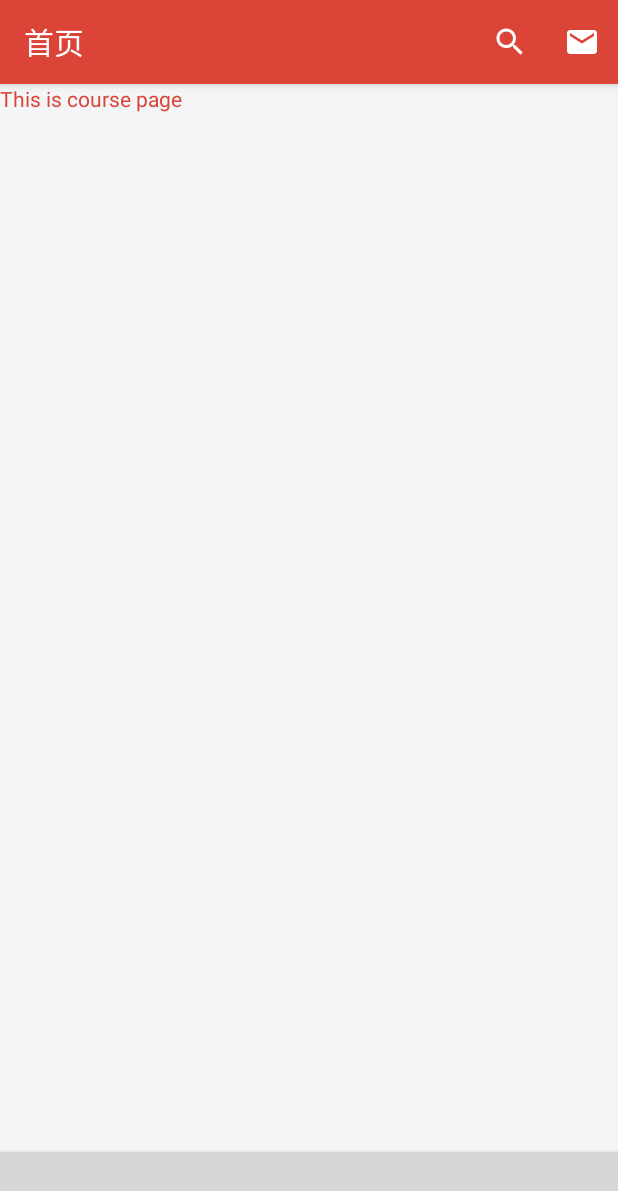
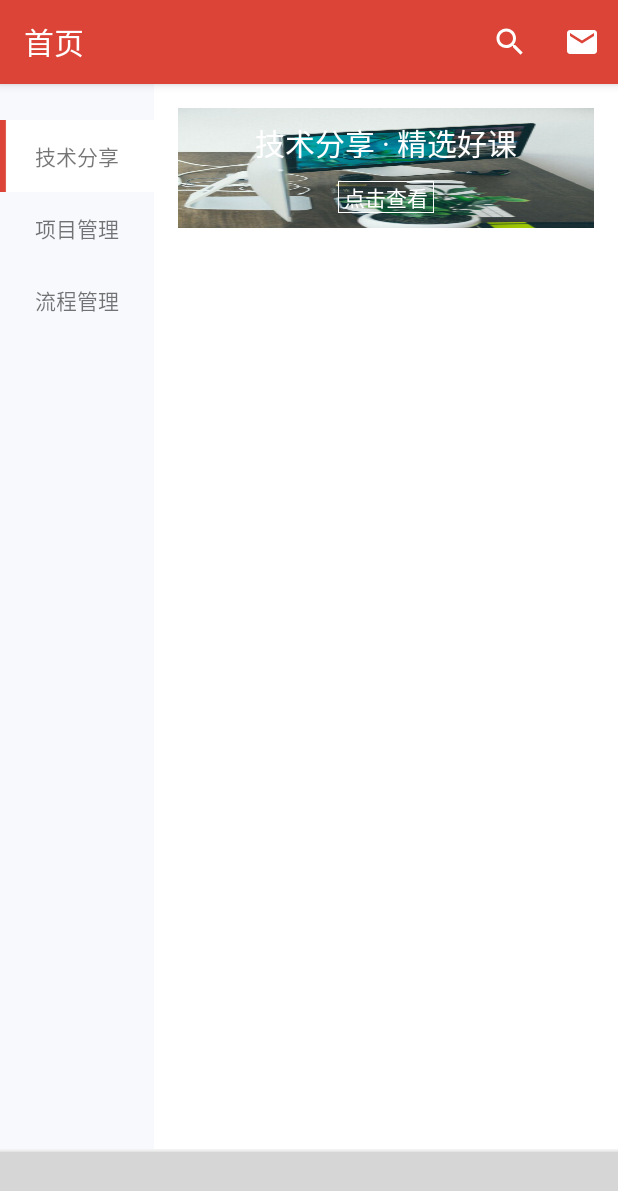
Before and after one commit to FoxNickel/EnterpriseLearning, an Android app: the fragment CoursesFragment placed in its activity, on a phone screen of 412 x 824 dp. Shown: the top 1191 px of the screen. Run offline under Robolectric (Android 15) with nearby library versions, the phone set to English and light mode, and no system bars; libraries missing offline, so code that uses them is left out: cn.bingoogolapple.bgabanner, com.ashokvarma.bottomnavigation; plain views replace BottomNavigationBar; 8 statements that could not run were skipped; grey boxes are pictures that could not be loaded.

Commit message:
课程选择界面实现了一部分，二级和三级分类还未实现

```diff
--- a/app/src/main/java/cn/foxnickel/enterpriselearning/fragment/CoursesFragment.java
+++ b/app/src/main/java/cn/foxnickel/enterpriselearning/fragment/CoursesFragment.java
@@ -3,16 +3,29 @@ package cn.foxnickel.enterpriselearning.fragment;
 
 import android.os.Bundle;
 import android.support.v4.app.Fragment;
+import android.support.v4.app.FragmentTransaction;
+import android.support.v7.widget.LinearLayoutManager;
+import android.support.v7.widget.RecyclerView;
 import android.view.LayoutInflater;
 import android.view.View;
 import android.view.ViewGroup;
+import android.widget.TextView;
+
+import java.util.ArrayList;
+import java.util.List;
 
 import cn.foxnickel.enterpriselearning.R;
+import cn.foxnickel.enterpriselearning.fragment.subfragment.CourseContentFragment;
 
 /**
  * A simple {@link Fragment} subclass.
  */
 public class CoursesFragment extends Fragment {
+
+    private View mRootView;
+    private RecyclerView mRecyclerView;
+    private LinearLayoutManager mLinearLayoutManager;
+    List<String> mFirstClassificationNameList;
 
     public CoursesFragment() {
         // Required empty public constructor
@@ -25,8 +38,77 @@ public class CoursesFragment extends Fragment {
     @Override
     public View onCreateView(LayoutInflater inflater, ViewGroup container,
                              Bundle savedInstanceState) {
-        // Inflate the layout for this fragment
-        return inflater.inflate(R.layout.fragment_courses, container, false);
+        mRootView = inflater.inflate(R.layout.fragment_courses, container, false);
+        initView();
+        mFirstClassificationNameList = new ArrayList<>();
+        mFirstClassificationNameList.add("技术分享");
+        mFirstClassificationNameList.add("项目管理");
+        mFirstClassificationNameList.add("流程管理");
+
+        initFragment(0);
+        return mRootView;
+    }
+
+    private void initView() {
+        mRecyclerView = (RecyclerView) mRootView.findViewById(R.id.recycler_view_first_classification);
+        mLinearLayoutManager = new LinearLayoutManager(getContext());
+        FirstClassificationAdapter firstClassificationAdapter = new FirstClassificationAdapter();
+        mRecyclerView.setLayoutManager(mLinearLayoutManager);
+        mRecyclerView.setAdapter(firstClassificationAdapter);
+    }
+
+    private void initFragment(int position) {
+        Bundle args = new Bundle();
+        args.putString("firstClassificationName", mFirstClassificationNameList.get(position));
+        FragmentTransaction transaction = getChildFragmentManager().beginTransaction();
+        transaction.replace(R.id.chapter_content, CourseContentFragment.newInstance(args));
+        transaction.commit();
+    }
+
+    class FirstClassificationAdapter extends RecyclerView.Adapter<FirstClassificationAdapter.ViewHolder> {
+
+        private int selectedPos = 0;
+
+        @Override
+        public ViewHolder onCreateViewHolder(ViewGroup parent, int viewType) {
+            View view = LayoutInflater.from(getContext()).inflate(R.layout.recycler_item_first_classification, parent, false);
+            return new ViewHolder(view);
+        }
+
+        @Override
+        public void onBindViewHolder(ViewHolder holder, int position) {
+            holder.itemView.setSelected(selectedPos == position);
+            holder.mTextView.setText(mFirstClassificationNameList.get(position));
+            final int pos = holder.getAdapterPosition();
+            holder.itemView.setOnClickListener(new View.OnClickListener() {
+                @Override
+                public void onClick(View v) {
+                    notifyItemChanged(selectedPos);
+                    selectedPos = pos;
+                    notifyItemChanged(selectedPos);
+                    Bundle args = new Bundle();
+                    args.putString("firstClassificationName", mFirstClassificationNameList.get(pos));
+                    FragmentTransaction transaction = getChildFragmentManager().beginTransaction();
+                    transaction.replace(R.id.chapter_content, CourseContentFragment.newInstance(args));
+                    transaction.commit();
+                }
+            });
+        }
+
+        @Override
+        public int getItemCount() {
+            return mFirstClassificationNameList.size();
+        }
+
+        class ViewHolder extends RecyclerView.ViewHolder {
+
+            TextView mTextView;
+
+            public ViewHolder(View itemView) {
+                super(itemView);
+                mTextView = (TextView) itemView.findViewById(R.id.tv_first_classification);
+            }
+        }
     }
 
 }
--- a/app/src/main/java/cn/foxnickel/enterpriselearning/fragment/MainPageFragment.java
+++ b/app/src/main/java/cn/foxnickel/enterpriselearning/fragment/MainPageFragment.java
@@ -52,7 +52,7 @@ public class MainPageFragment extends Fragment {
 
     private void initBanner() {
         mBGABanner = (BGABanner) mRootView.findViewById(R.id.banner);
-        mBGABanner.setData(R.drawable.login_bg, R.drawable.login_bg2, R.drawable.login_bg3, R.drawable.login_bg4);
+        mBGABanner.setData(R.drawable.login_bg2, R.drawable.login_bg2, R.drawable.login_bg3, R.drawable.login_bg4);
     }
 
     private void initView() {
@@ -68,7 +68,7 @@ public class MainPageFragment extends Fragment {
         mRecyclerView.setLayoutManager(mGridLayoutManager);
         mRecyclerView.setAdapter(mCourseRecommendAdapter);
 
-        /**
+        /*
          * 解决ScrollView里面布局很长的时候会自动滑动到底部的问题
          */
         mIvTask.setFocusable(true);
--- /dev/null
+++ b/app/src/main/java/cn/foxnickel/enterpriselearning/fragment/subfragment/CourseContentFragment.java
@@ -0,0 +1,44 @@
+package cn.foxnickel.enterpriselearning.fragment.subfragment;
+
+
+import android.os.Bundle;
+import android.support.v4.app.Fragment;
+import android.view.LayoutInflater;
+import android.view.View;
+import android.view.ViewGroup;
+import android.widget.TextView;
+
+import cn.foxnickel.enterpriselearning.R;
+
+/**
+ * A simple {@link Fragment} subclass.
+ */
+public class CourseContentFragment extends Fragment {
+
+    private String firstClassification;
+    private View mRootView;
+
+    public CourseContentFragment() {
+        // Required empty public constructor
+    }
+
+    public static CourseContentFragment newInstance(Bundle args) {
+
+        CourseContentFragment fragment = new CourseContentFragment();
+        fragment.setArguments(args);
+        return fragment;
+
+    }
+
+    @Override
+    public View onCreateView(LayoutInflater inflater, ViewGroup container,
+                             Bundle savedInstanceState) {
+        mRootView = inflater.inflate(R.layout.fragment_course_content, container, false);
+        Bundle args = getArguments();
+        TextView textView = (TextView) mRootView.findViewById(R.id.tv_first_classification_name);
+        textView.setText(args.getString("firstClassificationName") + " · 精选好课");
+
+        return mRootView;
+    }
+
+}
--- /dev/null
+++ b/app/src/main/res/drawable/bg_first_classification_recycler_item.xml
@@ -0,0 +1,7 @@
+<?xml version="1.0" encoding="utf-8"?>
+<selector xmlns:android="http://schemas.android.com/apk/res/android">
+
+    <item android:drawable="@drawable/bg_first_selected" android:state_selected="true"/>
+    <item android:drawable="@color/gray_first_class_bg"/>
+
+</selector>
--- /dev/null
+++ b/app/src/main/res/drawable/border_white.xml
@@ -0,0 +1,10 @@
+<?xml version="1.0" encoding="utf-8"?>
+<shape
+    xmlns:android="http://schemas.android.com/apk/res/android"
+    android:shape="rectangle">
+
+    <stroke
+        android:color="@android:color/white"
+        android:width="0.5dp"/>
+
+</shape>
--- /dev/null
+++ b/app/src/main/res/layout/fragment_course_content.xml
@@ -0,0 +1,65 @@
+<ScrollView
+    xmlns:android="http://schemas.android.com/apk/res/android"
+    xmlns:app="http://schemas.android.com/apk/res-auto"
+    xmlns:tools="http://schemas.android.com/tools"
+    android:layout_width="match_parent"
+    android:layout_height="match_parent"
+    tools:context="cn.foxnickel.enterpriselearning.fragment.subfragment.CourseContentFragment">
+
+    <LinearLayout
+        android:layout_width="match_parent"
+        android:layout_height="wrap_content"
+        android:orientation="vertical">
+
+        <android.support.constraint.ConstraintLayout
+            android:id="@+id/courses_rank"
+            android:layout_width="match_parent"
+            android:layout_height="80dp"
+            android:layout_margin="16dp"
+            android:background="@drawable/login_bg2">
+
+            <TextView
+                android:id="@+id/tv_first_classification_name"
+                android:layout_width="wrap_content"
+                android:layout_height="wrap_content"
+                android:layout_marginLeft="8dp"
+                android:layout_marginRight="8dp"
+                android:layout_marginTop="8dp"
+                android:textColor="@android:color/white"
+                android:textSize="20sp"
+                app:layout_constraintLeft_toLeftOf="parent"
+                app:layout_constraintRight_toRightOf="parent"
+                app:layout_constraintTop_toTopOf="parent"/>
+
+            <TextView
+                android:id="@+id/tv_watch"
+                android:layout_width="wrap_content"
+                android:layout_height="wrap_content"
+                android:layout_marginBottom="8dp"
+                android:layout_marginLeft="8dp"
+                android:layout_marginRight="8dp"
+                android:layout_marginTop="8dp"
+                android:background="@drawable/border_white"
+                android:paddingLeft="4dp"
+                android:paddingRight="4dp"
+                android:text="@string/click_to_watch"
+                android:textColor="@android:color/white"
+                app:layout_constraintBottom_toBottomOf="parent"
+                app:layout_constraintLeft_toLeftOf="parent"
+                app:layout_constraintRight_toRightOf="parent"
+                app:layout_constraintTop_toBottomOf="@+id/tv_first_classification_name"/>
+
+        </android.support.constraint.ConstraintLayout>
+
+        <!--<android.support.v7.widget.RecyclerView
+            android:id="@+id/recycler_view_course_content"
+            android:layout_width="match_parent"
+            android:layout_height="wrap_content"
+            android:layout_marginLeft="16dp"
+            android:layout_marginRight="16dp">
+
+        </android.support.v7.widget.RecyclerView>-->
+
+    </LinearLayout>
+
+</ScrollView>
--- a/app/src/main/res/layout/fragment_courses.xml
+++ b/app/src/main/res/layout/fragment_courses.xml
@@ -1,14 +1,36 @@
-<FrameLayout xmlns:android="http://schemas.android.com/apk/res/android"
-             xmlns:tools="http://schemas.android.com/tools"
-             android:layout_width="match_parent"
-             android:layout_height="match_parent"
-             tools:context="cn.foxnickel.enterpriselearning.fragment.CoursesFragment">
+<LinearLayout
+    xmlns:android="http://schemas.android.com/apk/res/android"
+    xmlns:tools="http://schemas.android.com/tools"
+    android:layout_width="match_parent"
+    android:layout_height="match_parent"
+    tools:context="cn.foxnickel.enterpriselearning.fragment.CoursesFragment"
+    android:orientation="horizontal"
+    android:baselineAligned="false">
 
-    <!-- TODO: Update blank fragment layout -->
-    <TextView
-        android:layout_width="match_parent"
+    <LinearLayout
+        android:layout_width="0dp"
         android:layout_height="match_parent"
-        android:text="This is course page"
-        android:textColor="@color/colorPrimary"/>
+        android:layout_weight="1"
+        android:orientation="vertical"
+        android:background="@color/gray_first_class_bg">
 
-</FrameLayout>
+        <android.support.v7.widget.RecyclerView
+            android:layout_marginTop="24dp"
+            android:id="@+id/recycler_view_first_classification"
+            android:layout_width="match_parent"
+            android:layout_height="match_parent">
+
+        </android.support.v7.widget.RecyclerView>
+
+    </LinearLayout>
+
+    <FrameLayout
+        android:id="@+id/chapter_content"
+        android:layout_width="0dp"
+        android:layout_height="match_parent"
+        android:layout_weight="3"
+        android:background="@android:color/white">
+
+    </FrameLayout>
+
+</LinearLayout>
--- a/app/src/main/res/layout/recycler_item_course_recommend.xml
+++ b/app/src/main/res/layout/recycler_item_course_recommend.xml
@@ -57,7 +57,7 @@
         <LinearLayout
             android:id="@+id/linear_layout"
             android:layout_width="0dp"
-            android:layout_height="40dp"
+            android:layout_height="36dp"
             android:layout_marginLeft="0dp"
             android:layout_marginRight="0dp"
             android:layout_marginTop="0dp"
--- /dev/null
+++ b/app/src/main/res/layout/recycler_item_first_classification.xml
@@ -0,0 +1,15 @@
+<?xml version="1.0" encoding="utf-8"?>
+<LinearLayout
+    xmlns:android="http://schemas.android.com/apk/res/android"
+    android:layout_width="match_parent"
+    android:layout_height="48dp"
+    android:background="@drawable/bg_first_classification_recycler_item"
+    android:orientation="horizontal">
+
+    <TextView
+        android:id="@+id/tv_first_classification"
+        android:layout_width="0dp"
+        android:layout_height="match_parent"
+        android:layout_weight="40"
+        android:gravity="center"/>
+</LinearLayout>
--- a/app/src/main/res/values/colors.xml
+++ b/app/src/main/res/values/colors.xml
@@ -8,4 +8,5 @@
     <color name="orange">#FFBC61</color>
     <color name="green">#46EBA7</color>
     <color name="blue">#46C4FF</color>
+    <color name="gray_first_class_bg">#F7F9FC</color>
 </resources>
--- a/app/src/main/res/values/strings.xml
+++ b/app/src/main/res/values/strings.xml
@@ -24,4 +24,5 @@
     <string name="plan">计划</string>
     <string name="task">任务</string>
     <string name="change">换一换</string>
+    <string name="click_to_watch">点击查看</string>
 </resources>
```
Also changed, not shown: app/src/main/res/drawable-hdpi/bg_first_selected.png (added), app/src/main/res/drawable-mdpi/bg_first_selected.png (added), app/src/main/res/drawable-xhdpi/bg_first_selected.png (added), app/src/main/res/drawable-xxhdpi/bg_first_selected.png (added), app/src/main/res/drawable-xxxhdpi/bg_first_selected.png (added).
